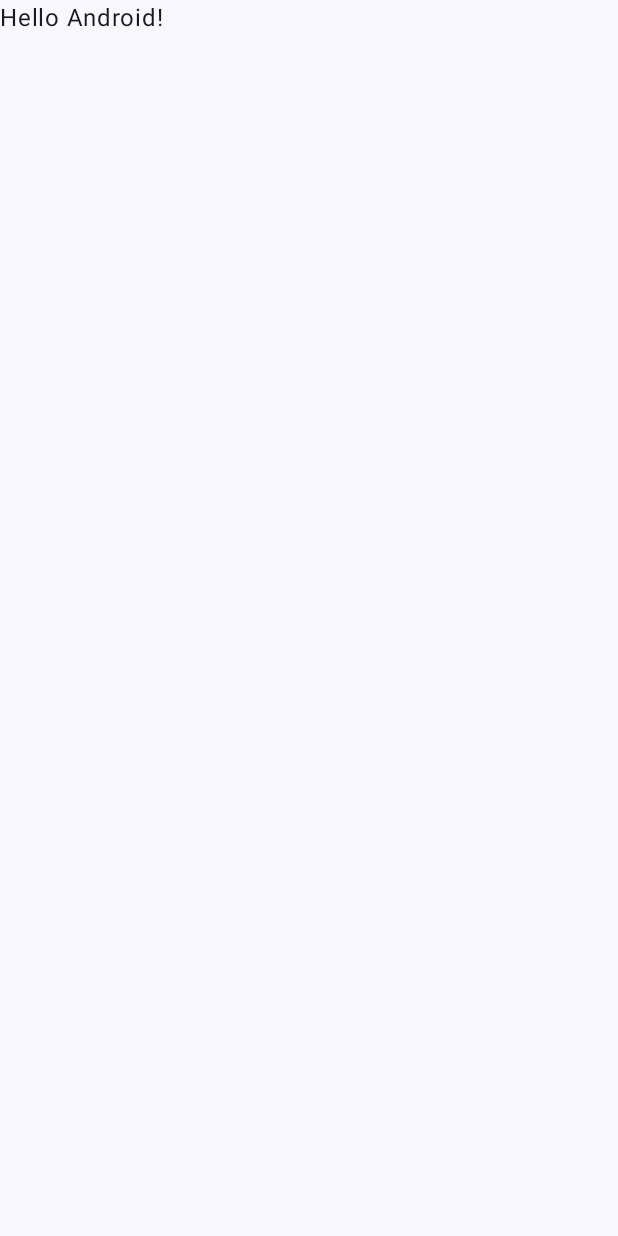
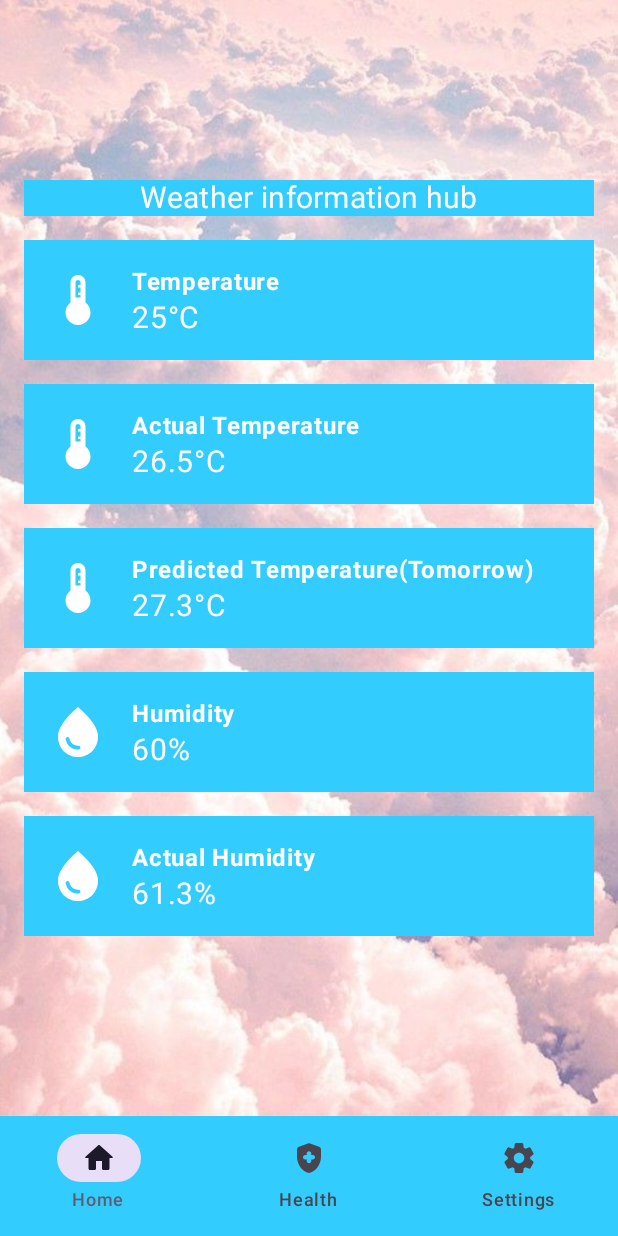
Before and after one commit to maninmoi/Android-Project-3133144, an Android app built with Jetpack Compose: the screen it shows after launch (MainActivity), on a phone screen of 412 x 824 dp. Before the commit the screen is almost empty. Run offline under Robolectric (Android 15) with nearby library versions, the phone set to English and light mode, and no system bars.

Commit message:
first version

```diff
--- a/app/src/main/AndroidManifest.xml
+++ b/app/src/main/AndroidManifest.xml
@@ -1,7 +1,7 @@
 <?xml version="1.0" encoding="utf-8"?>
 <manifest xmlns:android="http://schemas.android.com/apk/res/android"
     xmlns:tools="http://schemas.android.com/tools">
-
+    <uses-permission android:name="android.permission.INTERNET"/>
     <application
         android:allowBackup="true"
         android:dataExtractionRules="@xml/data_extraction_rules"
@@ -11,7 +11,8 @@
         android:roundIcon="@mipmap/ic_launcher_round"
         android:supportsRtl="true"
         android:theme="@style/Theme.MD_Project"
-        tools:targetApi="31">
+        android:usesCleartextTraffic="true"
+        tools:targetApi="34">
         <activity
             android:name=".MainActivity"
             android:exported="true"
--- /dev/null
+++ b/app/src/main/java/com/example/md_project/HomeActivity.kt
@@ -0,0 +1,187 @@
+package com.example.md_project
+
+import androidx.compose.foundation.Image
+import androidx.compose.foundation.background
+import androidx.compose.foundation.layout.Arrangement
+import androidx.compose.foundation.layout.Box
+import androidx.compose.foundation.layout.Column
+import androidx.compose.foundation.layout.Row
+import androidx.compose.foundation.layout.Spacer
+import androidx.compose.foundation.layout.fillMaxSize
+import androidx.compose.foundation.layout.fillMaxWidth
+import androidx.compose.foundation.layout.height
+import androidx.compose.foundation.layout.padding
+import androidx.compose.foundation.layout.size
+import androidx.compose.foundation.layout.width
+import androidx.compose.foundation.layout.wrapContentHeight
+import androidx.compose.material.icons.Icons
+import androidx.compose.material.icons.filled.Thermostat
+import androidx.compose.material.icons.filled.WaterDrop
+import androidx.compose.material3.Icon
+import androidx.compose.material3.MaterialTheme
+import androidx.compose.material3.Surface
+import androidx.compose.material3.Text
+import androidx.compose.runtime.Composable
+import androidx.compose.ui.Alignment
+import androidx.compose.ui.Modifier
+import androidx.compose.ui.graphics.Color
+import androidx.compose.ui.graphics.vector.ImageVector
+import androidx.compose.ui.layout.ContentScale
+import androidx.compose.ui.res.painterResource
+import androidx.compose.ui.text.font.FontWeight
+import androidx.compose.ui.unit.TextUnit
+import androidx.compose.ui.unit.dp
+import androidx.compose.ui.unit.sp
+import com.example.md_project.ui.theme.BlueCustom
+
+@Composable
+fun HomeScreen(paddingModifier: Modifier) {
+    Surface(
+        modifier = paddingModifier.fillMaxSize(),
+        color = MaterialTheme.colorScheme.background
+    ) {
+        DrawBackground(R.drawable.clouds_background) //The background will change according to the current weather in future versions
+        Column(
+            modifier = Modifier
+                .fillMaxSize()
+                .padding(16.dp),
+            verticalArrangement = Arrangement.Center
+        ) {
+            //DisplayText(text = "Weather information hub", 24.sp)
+            TextInBox(text = "Weather information hub")
+            Spacer(modifier = Modifier.height(16.dp))
+            //Temperature
+            WeatherBox(
+                icon = Icons.Default.Thermostat,
+                label = "Temperature",
+                value = "25°C",
+                color = BlueCustom
+            )
+
+            Spacer(modifier = Modifier.height(16.dp))
+
+            //Actual temperature
+            WeatherBox(
+                icon = Icons.Default.Thermostat,
+                label = "Actual Temperature",
+                value = "26.5°C",
+                color = BlueCustom
+            )
+
+            Spacer(modifier = Modifier.height(16.dp))
+
+            //Predicted temperature
+            WeatherBox(
+                icon = Icons.Default.Thermostat,
+                label = "Predicted Temperature(Tomorrow)",
+                value = "27.3°C",
+                color = BlueCustom
+            )
+
+
+            Spacer(modifier = Modifier.height(16.dp))
+            //Humidity Box
+            WeatherBox(
+                icon = Icons.Default.WaterDrop,
+                label = "Humidity",
+                value = "60%",
+                color = BlueCustom
+            )
+
+            Spacer(modifier = Modifier.height(16.dp))
+
+            //Actual humidity
+            WeatherBox(
+                icon = Icons.Default.WaterDrop,
+                label = "Actual Humidity",
+                value = "61.3%",
+                color = BlueCustom
+            )
+        }
+    }
+}
+
+@Composable
+fun WeatherBox(
+    icon: ImageVector,
+    label: String,
+    value: String,
+    color: Color
+) {
+    Row(
+        modifier = Modifier
+            .fillMaxWidth()
+            .background(color)
+            .padding(16.dp),
+        verticalAlignment = Alignment.CenterVertically
+    ) {
+        Icon(
+            imageVector = icon,
+            contentDescription = null,
+            tint = Color.White,
+            modifier = Modifier.size(40.dp)
+        )
+
+        Spacer(modifier = Modifier.width(16.dp))
+
+        Column {
+            Text(
+                text = label,
+                color = Color.White,
+                fontWeight = FontWeight.Bold,
+                fontSize = 16.sp
+            )
+            Text(
+                text = value,
+                color = Color.White,
+                fontSize = 20.sp
+            )
+        }
+    }
+}
+
+@Composable
+fun DisplayText(text: String, fontSize: TextUnit) {
+    Column(
+        modifier = Modifier
+            .background(Color.Black.copy(alpha = 0f))
+            .wrapContentHeight(Alignment.Top),
+        verticalArrangement = Arrangement.Top,
+        horizontalAlignment = Alignment.CenterHorizontally
+    ) {
+        Text(
+            text = text,
+            fontSize = fontSize,
+        )
+    }
+}
+
+@Composable
+fun DrawBackground(image: Int){
+    Box(){
+        Image(
+            painter = painterResource(id = image),
+            contentDescription = "null",
+            modifier = Modifier.fillMaxSize(),
+            contentScale = ContentScale.Crop
+        )
+    }
+}
+
+@Composable
+fun TextInBox(text: String) {
+    Box(
+        modifier = Modifier
+            .background(BlueCustom)
+            .fillMaxWidth()
+    ) {
+        Text(
+            text = text,
+            style = MaterialTheme.typography.bodyMedium,
+            color = Color.White,
+            fontSize = 20.sp,
+            modifier = Modifier
+                .align(Alignment.Center)
+        )
+    }
+}
--- a/app/src/main/java/com/example/md_project/MainActivity.kt
+++ b/app/src/main/java/com/example/md_project/MainActivity.kt
@@ -3,44 +3,37 @@ package com.example.md_project
 import android.os.Bundle
 import androidx.activity.ComponentActivity
 import androidx.activity.compose.setContent
-import androidx.compose.foundation.layout.fillMaxSize
-import androidx.compose.material3.MaterialTheme
-import androidx.compose.material3.Surface
-import androidx.compose.material3.Text
+import androidx.compose.foundation.layout.padding
+import androidx.compose.material3.ExperimentalMaterial3Api
+import androidx.compose.material3.Scaffold
 import androidx.compose.runtime.Composable
 import androidx.compose.ui.Modifier
-import androidx.compose.ui.tooling.preview.Preview
-import com.example.md_project.ui.theme.MD_ProjectTheme
+import androidx.navigation.compose.rememberNavController
+import com.example.md_project.ui.theme.NavigationBarTheme
 
+@OptIn(ExperimentalMaterial3Api::class)
 class MainActivity : ComponentActivity() {
     override fun onCreate(savedInstanceState: Bundle?) {
         super.onCreate(savedInstanceState)
         setContent {
-            MD_ProjectTheme {
-                // A surface container using the 'background' color from the theme
-                Surface(
-                    modifier = Modifier.fillMaxSize(),
-                    color = MaterialTheme.colorScheme.background
-                ) {
-                    Greeting("Android")
-                }
+            NavigationBarTheme{
+                MainScreen()
             }
         }
     }
 }
 
+@OptIn(ExperimentalMaterial3Api::class)
 @Composable
-fun Greeting(name: String, modifier: Modifier = Modifier) {
-    Text(
-        text = "Hello $name!",
-        modifier = modifier
+fun MainScreen() {
+    val navController = rememberNavController()
+    Scaffold(
+        bottomBar = { AppNavBar(navController = navController) },
     )
-}
-
-@Preview(showBackground = true)
-@Composable
-fun GreetingPreview() {
-    MD_ProjectTheme {
-        Greeting("Android")
+    {paddingValues->
+        NavigationGraph(
+            navController = navController,
+            paddingModifier = Modifier.padding(paddingValues)
+        )
     }
 }
--- /dev/null
+++ b/app/src/main/java/com/example/md_project/NavBarScreen.kt
@@ -0,0 +1,104 @@
+package com.example.md_project
+
+import androidx.compose.foundation.layout.RowScope
+import androidx.compose.material.icons.Icons
+import androidx.compose.material.icons.rounded.HealthAndSafety
+import androidx.compose.material.icons.rounded.Home
+import androidx.compose.material.icons.rounded.Settings
+import androidx.compose.material3.Icon
+import androidx.compose.material3.NavigationBar
+import androidx.compose.material3.NavigationBarItem
+import androidx.compose.material3.Text
+import androidx.compose.runtime.Composable
+import androidx.compose.ui.Modifier
+import androidx.compose.ui.graphics.vector.ImageVector
+import androidx.navigation.NavHostController
+import androidx.navigation.compose.NavHost
+import androidx.navigation.compose.composable
+import androidx.navigation.compose.currentBackStackEntryAsState
+import com.example.md_project.ui.theme.BlueCustom
+
+sealed class NavBar(
+    val route: String,
+    val label: String,
+    val icon: ImageVector
+) {
+    object Home: NavBar(
+        route="home",
+        label="Home",
+        icon= Icons.Rounded.Home
+    )
+    object Health: NavBar(
+        route="health",
+        label="Health",
+        icon= Icons.Rounded.HealthAndSafety
+    )
+    object Settings: NavBar(
+        route="settings",
+        label="Settings",
+        icon= Icons.Rounded.Settings
+    )
+}
+
+@Composable
+fun NavigationGraph(
+    navController: NavHostController,
+    paddingModifier: Modifier
+) {
+    NavHost(navController = navController,
+        startDestination = NavBar.Home.route
+    ) {
+        composable(route= NavBar.Home.route) {
+            HomeScreen(paddingModifier)
+        }
+        composable(route= NavBar.Health.route) {
+            HealthScreen(paddingModifier)
+        }
+        composable(route= NavBar.Settings.route) {
+            SettingsScreen(paddingModifier)
+        }
+    }
+}
+
+@Composable
+fun AppNavBar(navController: NavHostController) {
+    val screens = listOf(
+        NavBar.Home,
+        NavBar.Health,
+        NavBar.Settings
+    )
+    NavigationBar(
+        containerColor = BlueCustom, //Navbar color
+        )
+     {
+        screens.forEach { screen ->
+            AddItem(
+                screen = screen,
+                navController = navController
+            )
+        }
+    }
+}
+
+@Composable
+fun RowScope.AddItem(
+    screen: NavBar,
+    navController: NavHostController
+) {
+    val backStackEntry = navController.currentBackStackEntryAsState()
+    NavigationBarItem(
+        label = {
+            Text(text = screen.label)
+        },
+        icon = {
+            Icon(
+                imageVector = screen.icon,
+                contentDescription = screen.route + " icon"
+            )
+        },
+        selected = screen.route == backStackEntry.value?.destination?.route,
+        onClick = {
+            navController.navigate(screen.route)
+        }
+    )
+}
--- a/app/src/main/java/com/example/md_project/ui/theme/Color.kt
+++ b/app/src/main/java/com/example/md_project/ui/theme/Color.kt
@@ -9,3 +9,5 @@ val Pink80 = Color(0xFFEFB8C8)
 val Purple40 = Color(0xFF6650a4)
 val PurpleGrey40 = Color(0xFF625b71)
 val Pink40 = Color(0xFF7D5260)
+
+val BlueCustom = Color(0xff33ccff)
--- a/app/src/main/java/com/example/md_project/ui/theme/Theme.kt
+++ b/app/src/main/java/com/example/md_project/ui/theme/Theme.kt
@@ -1,69 +1,28 @@
 package com.example.md_project.ui.theme
 
-import android.app.Activity
-import android.os.Build
-import androidx.compose.foundation.isSystemInDarkTheme
 import androidx.compose.material3.MaterialTheme
-import androidx.compose.material3.darkColorScheme
-import androidx.compose.material3.dynamicDarkColorScheme
-import androidx.compose.material3.dynamicLightColorScheme
 import androidx.compose.material3.lightColorScheme
 import androidx.compose.runtime.Composable
-import androidx.compose.runtime.SideEffect
-import androidx.compose.ui.graphics.toArgb
-import androidx.compose.ui.platform.LocalContext
-import androidx.compose.ui.platform.LocalView
-import androidx.core.view.WindowCompat
 
-private val DarkColorScheme = darkColorScheme(
-    primary = Purple80,
-    secondary = PurpleGrey80,
-    tertiary = Pink80
-)
 
 private val LightColorScheme = lightColorScheme(
-    primary = Purple40,
-    secondary = PurpleGrey40,
-    tertiary = Pink40
+    primary = BlueCustom, // Customize the primary color
 
-    /* Other default colors to override
-    background = Color(0xFFFFFBFE),
-    surface = Color(0xFFFFFBFE),
-    onPrimary = Color.White,
-    onSecondary = Color.White,
-    onTertiary = Color.White,
-    onBackground = Color(0xFF1C1B1F),
-    onSurface = Color(0xFF1C1B1F),
-    */
+    /*background = BlueCustom, // Customize the background color
+    surface = BlueCustom, // Customize the surface color
+    onPrimary = Color.Black, // Customize the text color on the primary background
+    onSecondary = Color.Black, // Customize the text color on the secondary background
+    onBackground = Color.Black, // Customize the text color on the background
+    onSurface = Color.Black // Customize the text color on the surface*/
+
 )
 
 @Composable
-fun MD_ProjectTheme(
-    darkTheme: Boolean = isSystemInDarkTheme(),
-    // Dynamic color is available on Android 12+
-    dynamicColor: Boolean = true,
+fun NavigationBarTheme(
     content: @Composable () -> Unit
 ) {
-    val colorScheme = when {
-        dynamicColor && Build.VERSION.SDK_INT >= Build.VERSION_CODES.S -> {
-            val context = LocalContext.current
-            if (darkTheme) dynamicDarkColorScheme(context) else dynamicLightColorScheme(context)
-        }
-
-        darkTheme -> DarkColorScheme
-        else -> LightColorScheme
-    }
-    val view = LocalView.current
-    if (!view.isInEditMode) {
-        SideEffect {
-            val window = (view.context as Activity).window
-            window.statusBarColor = colorScheme.primary.toArgb()
-            WindowCompat.getInsetsController(window, view).isAppearanceLightStatusBars = darkTheme
-        }
-    }
-
     MaterialTheme(
-        colorScheme = colorScheme,
+        colorScheme = LightColorScheme,
         typography = Typography,
         content = content
     )
```
Also changed, not shown: app/build.gradle.kts (+8 -6 lines), app/src/main/java/com/example/md_project/HealthActivity.kt (added, +144 -0 lines), app/src/main/java/com/example/md_project/SettingsActivity.kt (added, +120 -0 lines), app/src/main/res/drawable/clouds_background.jpg (added), app/src/main/res/drawable/freezing_background.jpg (added), app/src/main/res/drawable/sun_background.jpg (added).
